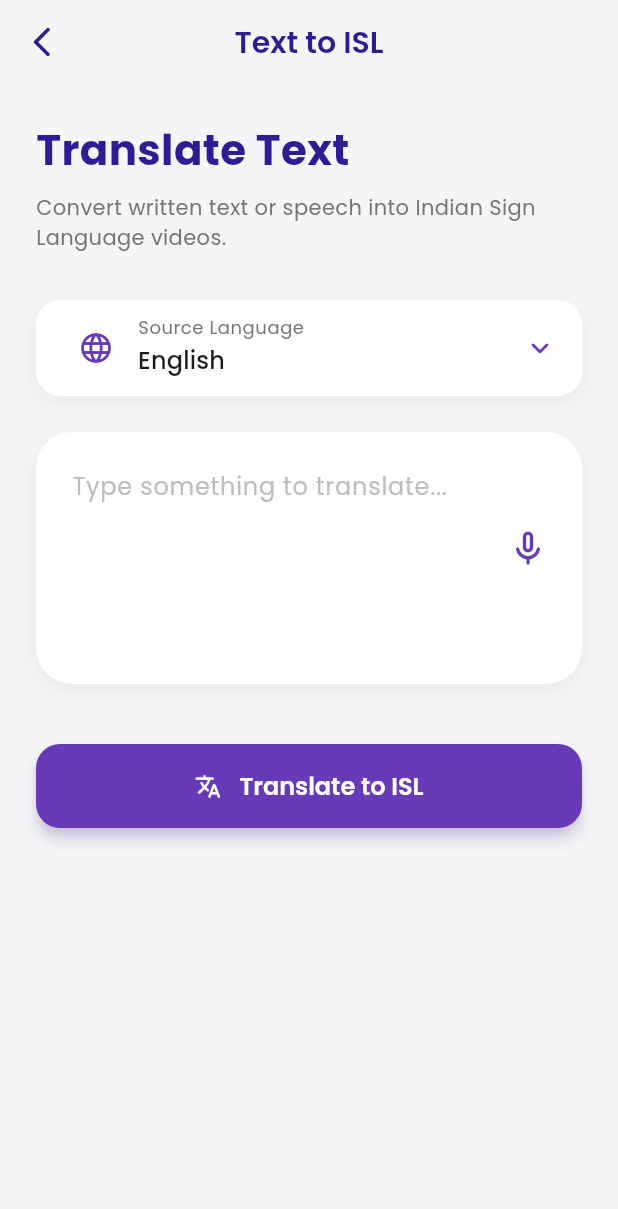
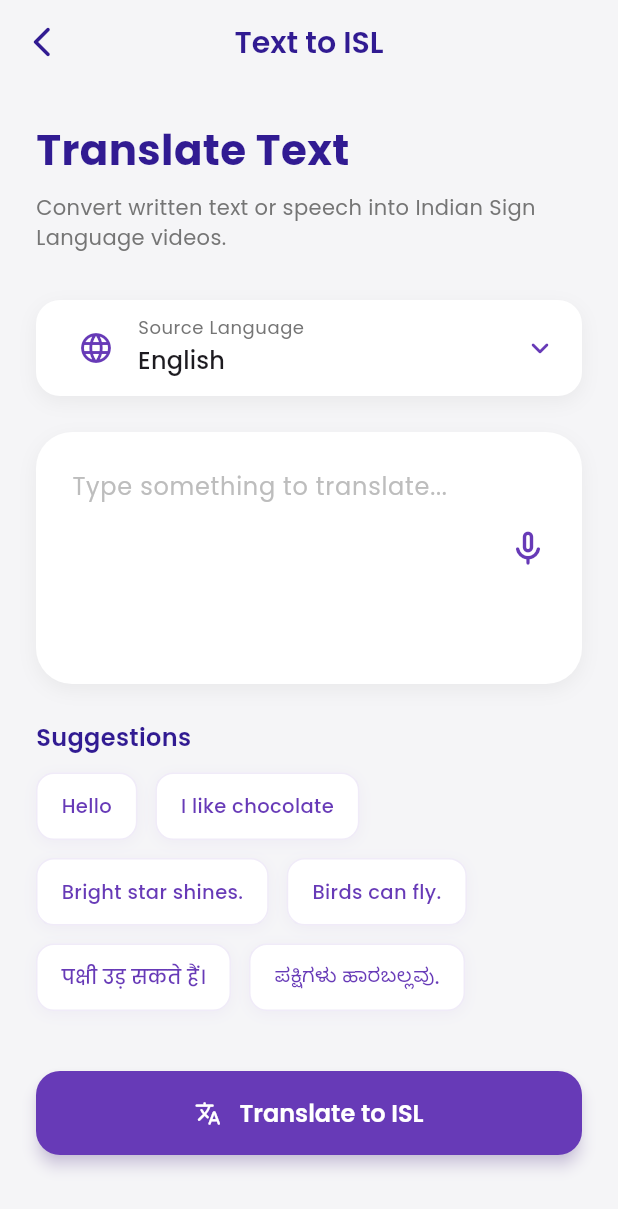
Before and after one commit to manvip28/isl_app, a Flutter app: the LanguageToISLPage screen opened by its route, on a phone screen of 412 x 824 dp. Shown: the top 1209 px of the screen. Run offline on Flutter 3.47's test engine with Material 3 defaults, Android fonts, the phone set to English and light mode, and no system bars; our stand-ins replace camera, google_fonts, permission_handler, speech_to_text, supabase_flutter, video_player; missing offline and left inert: dart:js_interop, tflite_flutter, translator; accounts and stored records are empty.

Commit message:
Added Suggestions

```diff
--- a/lib/pages/language_to_isl_page.dart
+++ b/lib/pages/language_to_isl_page.dart
@@ -129,6 +129,41 @@ class _LanguageToISLPageState extends State<LanguageToISLPage> {
     );
   }
 
+  Widget _buildSuggestionChip(String text, String langCode) {
+    return InkWell(
+      onTap: () {
+        setState(() {
+          _textController.text = text;
+          _selectedSourceLanguage = langCode;
+        });
+      },
+      borderRadius: BorderRadius.circular(12),
+      child: Container(
+        padding: EdgeInsets.symmetric(horizontal: 16, vertical: 12),
+        decoration: BoxDecoration(
+          color: Colors.white,
+          borderRadius: BorderRadius.circular(12),
+          border: Border.all(color: Color(0xFF673AB7).withOpacity(0.1)),
+          boxShadow: [
+            BoxShadow(
+              color: Color(0xFF673AB7).withOpacity(0.05),
+              blurRadius: 8,
+              offset: Offset(0, 2),
+            ),
+          ],
+        ),
+        child: Text(
+          text,
+          style: GoogleFonts.poppins(
+            color: Color(0xFF673AB7),
+            fontWeight: FontWeight.w500,
+            fontSize: 13,
+          ),
+        ),
+      ),
+    );
+  }
+
   @override
   Widget build(BuildContext context) {
     return Scaffold(
@@ -231,6 +266,35 @@ class _LanguageToISLPageState extends State<LanguageToISLPage> {
                 ),
               ),
             ),
+            SizedBox(height: 24),
+
+            // Suggestions Section
+            Column(
+              crossAxisAlignment: CrossAxisAlignment.start,
+              children: [
+                Text(
+                  'Suggestions',
+                  style: GoogleFonts.poppins(
+                    fontSize: 16,
+                    fontWeight: FontWeight.w600,
+                    color: Color(0xFF311B92),
+                  ),
+                ),
+                SizedBox(height: 12),
+                Wrap(
+                  spacing: 12,
+                  runSpacing: 12,
+                  children: [
+                    _buildSuggestionChip('Hello', 'en'),
+                    _buildSuggestionChip('I like chocolate', 'en'),
+                    _buildSuggestionChip('Bright star shines.', 'en'),
+                    _buildSuggestionChip('Birds can fly.', 'en'),
+                    _buildSuggestionChip('पक्षी उड़ सकते हैं।', 'hi'),
+                    _buildSuggestionChip('ಪಕ್ಷಿಗಳು ಹಾರಬಲ್ಲವು.', 'kn'),
+                  ],
+                ),
+              ],
+            ),
             SizedBox(height: 40),
 
             // Translate Button
--- a/lib/services/detector_service.dart
+++ b/lib/services/detector_service.dart
@@ -5,7 +5,7 @@ import 'detector_service_stub.dart'
     if (dart.library.js_interop) 'detector_service_web.dart';
 
 abstract class DetectorService {
-  Future<void> loadModel();
+  Future<bool> loadModel();
   Future<String?> processImage(CameraImage image);
   void dispose();
 
--- a/lib/services/detector_service_mobile.dart
+++ b/lib/services/detector_service_mobile.dart
@@ -9,14 +9,16 @@ class DetectorServiceMobile implements DetectorService {
   final List<String> _characters = List.generate(26, (index) => String.fromCharCode(65 + index));
 
   @override
-  Future<void> loadModel() async {
+  Future<bool> loadModel() async {
     try {
       // Note: On mobile we load from assets, on web we might load from URL.
       // tflite_flutter loads directly from asset bundle.
       _interpreter = await Interpreter.fromAsset('assets/sign_language_model.tflite');
       print('Mobile Model loaded successfully');
+      return true;
     } catch (e) {
       print('Error loading mobile model: $e');
+      return false;
     }
   }
 
--- a/pubspec.yaml
+++ b/pubspec.yaml
@@ -16,7 +16,7 @@ publish_to: 'none' # Remove this line if you wish to publish to pub.dev
 # https://developer.apple.com/library/archive/documentation/General/Reference/InfoPlistKeyReference/Articles/CoreFoundationKeys.html
 # In Windows, build-name is used as the major, minor, and patch parts
 # of the product and file versions while build-number is used as the build suffix.
-version: 1.0.0+1
+version: 1.0.1+2
 
 environment:
   sdk: ^3.5.3
```
Also changed, not shown: lib/pages/isl_to_language_page.dart (+46 -3 lines), lib/services/detector_service_web.dart (+28 -7 lines), firebase.json (added), 3 other files.
